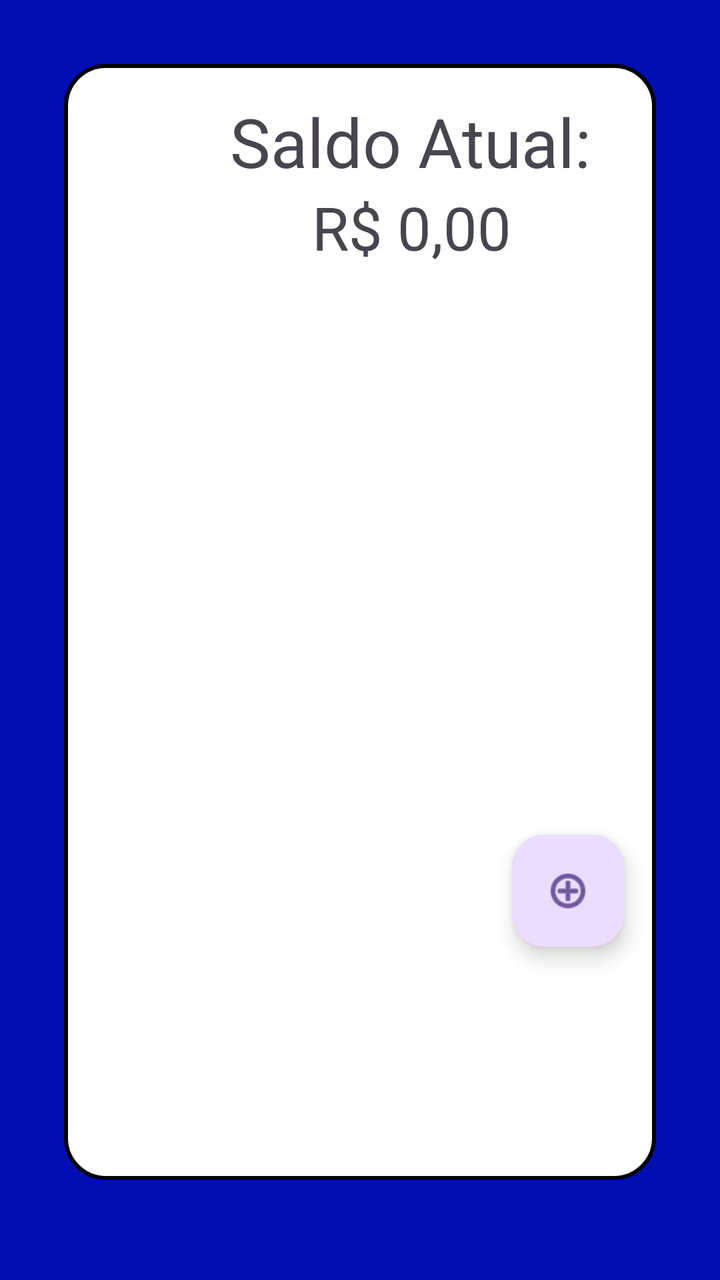
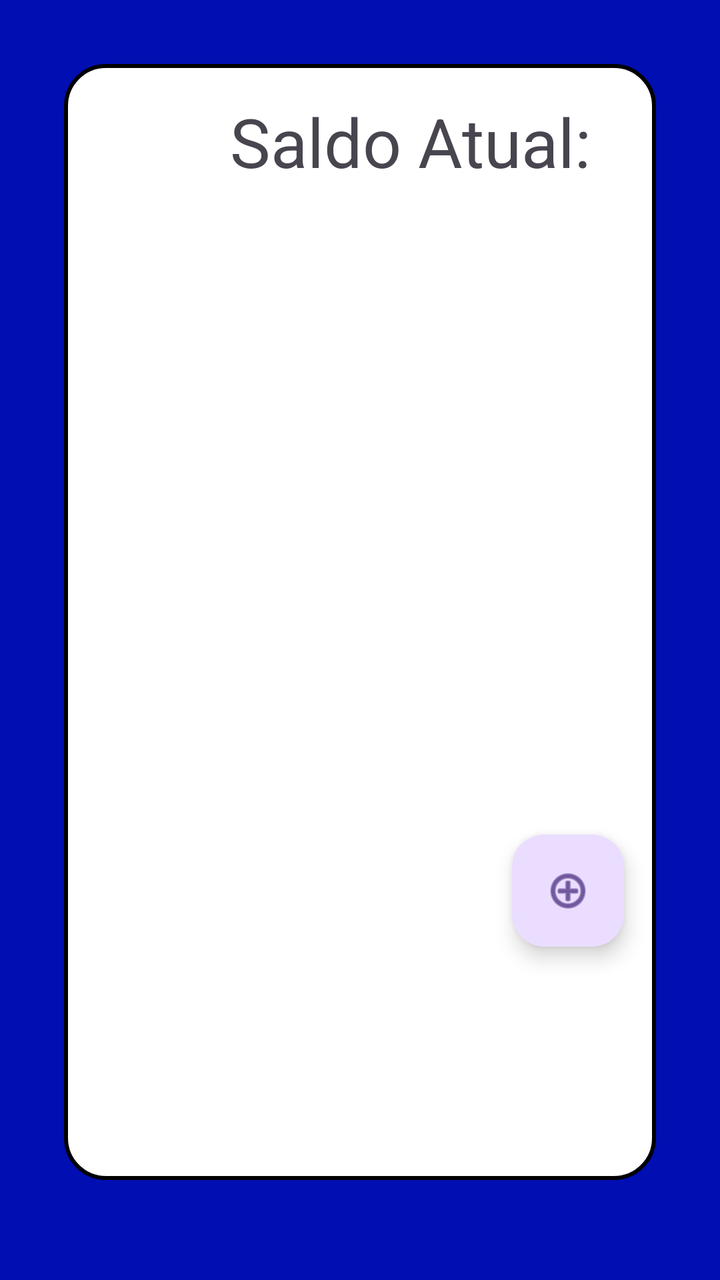

The first picture is an Android layout as it rendered before a commit; the second is the same layout after the commit. The layout source and the unified diff follow.
<!-- AndroidManifest.xml: application theme Theme.PoupaDev -->
<!-- res/layout/activity_main.xml -->
<?xml version="1.0" encoding="utf-8"?>
<androidx.constraintlayout.widget.ConstraintLayout xmlns:android="http://schemas.android.com/apk/res/android"
    xmlns:app="http://schemas.android.com/apk/res-auto"
    xmlns:tools="http://schemas.android.com/tools"
    android:id="@+id/main"
    android:layout_width="match_parent"
    android:layout_height="match_parent"
    android:background="@color/fundoPrincipal"
    tools:context=".MainActivity">

    <androidx.constraintlayout.widget.ConstraintLayout
        android:layout_width="match_parent"
        android:layout_height="match_parent"
        android:layout_marginStart="32dp"
        android:layout_marginTop="32dp"
        android:layout_marginEnd="32dp"
        android:layout_marginBottom="50dp"
        android:background="@drawable/borderprincipal"
        app:layout_constraintBottom_toBottomOf="parent"
        app:layout_constraintEnd_toEndOf="parent"
        app:layout_constraintHorizontal_bias="0.0"
        app:layout_constraintStart_toStartOf="parent"
        app:layout_constraintTop_toTopOf="parent"
        app:layout_constraintVertical_bias="0.0">

        <TextView
            android:id="@+id/tvSaldo"
            android:layout_width="0dp"
            android:layout_height="wrap_content"
            android:layout_marginStart="83dp"
            android:layout_marginTop="16dp"
            android:text="Saldo Atual:"
            android:textSize="34sp"
            app:layout_constraintStart_toStartOf="parent"
            app:layout_constraintTop_toTopOf="parent" />

        <TextView
            android:id="@+id/tvValor"
            android:layout_width="0dp"
            android:layout_height="wrap_content"
            android:layout_marginStart="124dp"
            android:text="R$ 0,00"
            android:textSize="30sp"
            app:layout_constraintStart_toStartOf="parent"
            app:layout_constraintTop_toBottomOf="@+id/tvSaldo" />

        <ListView
            android:id="@+id/lvDados"
            android:layout_width="match_parent"
            android:layout_height="250dp"
            android:layout_marginStart="16dp"
            android:layout_marginTop="50dp"
            android:layout_marginEnd="16dp"
            app:layout_constraintEnd_toEndOf="parent"
            app:layout_constraintHorizontal_bias="0.0"
            app:layout_constraintStart_toStartOf="parent"
            app:layout_constraintTop_toBottomOf="@+id/tvSaldo" />

        <com.google.android.material.floatingactionbutton.FloatingActionButton
            android:id="@+id/floatingActionButton"
            android:layout_width="wrap_content"
            android:layout_height="wrap_content"
            android:layout_marginTop="24dp"
            android:layout_marginEnd="16dp"
            android:clickable="true"
            android:onClick="adicionar"
            app:layout_constraintEnd_toEndOf="parent"
            app:layout_constraintTop_toBottomOf="@+id/lvDados"
            app:srcCompat="@android:drawable/ic_menu_add" />

    </androidx.constraintlayout.widget.ConstraintLayout>


</androidx.constraintlayout.widget.ConstraintLayout>
<!-- resources referenced by this layout -->
<resources>
  <color name="fundoPrincipal">#000eb2</color>
  <!-- drawable borderprincipal (drawable) -->
  <?xml version="1.0" encoding="utf-8"?>
  <shape xmlns:android="http://schemas.android.com/apk/res/android">
      <gradient
          android:centerColor="@color/white"
          android:endColor="@color/white"
          android:startColor="@color/white"
  
          />
      <stroke
          android:color="@color/black"
          android:width="2dp"
          />
  <corners
      android:radius="20dp"
      />
  </shape>
  <style name="Theme.PoupaDev" parent="Base.Theme.PoupaDev" />
  <color name="white">#FFFFFFFF</color>
  <color name="black">#FF000000</color>
  <style name="Base.Theme.PoupaDev" parent="Theme.Material3.DayNight.NoActionBar">
          
          
      </style>
</resources>

<!-- the commit's change to res/layout/activity_main.xml (unified diff, before → after) -->
@@ -34,16 +34,6 @@
             app:layout_constraintStart_toStartOf="parent"
             app:layout_constraintTop_toTopOf="parent" />
 
-        <TextView
-            android:id="@+id/tvValor"
-            android:layout_width="0dp"
-            android:layout_height="wrap_content"
-            android:layout_marginStart="124dp"
-            android:text="R$ 0,00"
-            android:textSize="30sp"
-            app:layout_constraintStart_toStartOf="parent"
-            app:layout_constraintTop_toBottomOf="@+id/tvSaldo" />
-
         <ListView
             android:id="@+id/lvDados"
             android:layout_width="match_parent"
